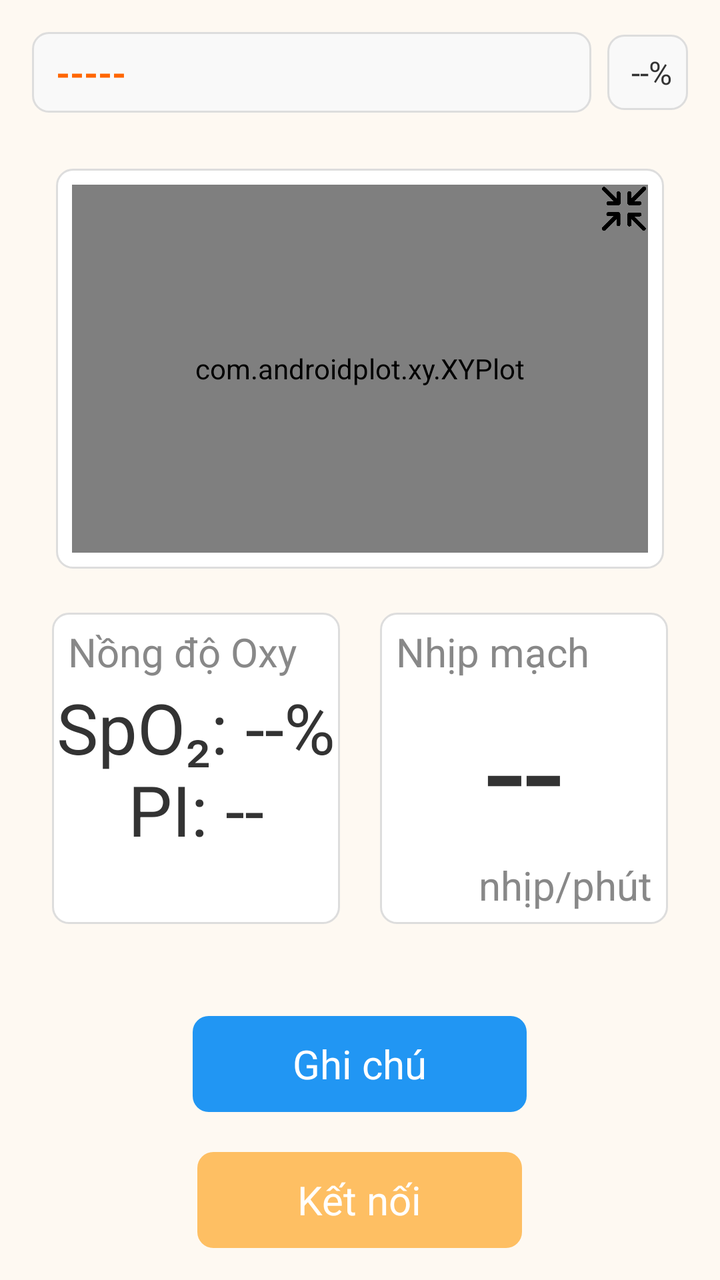
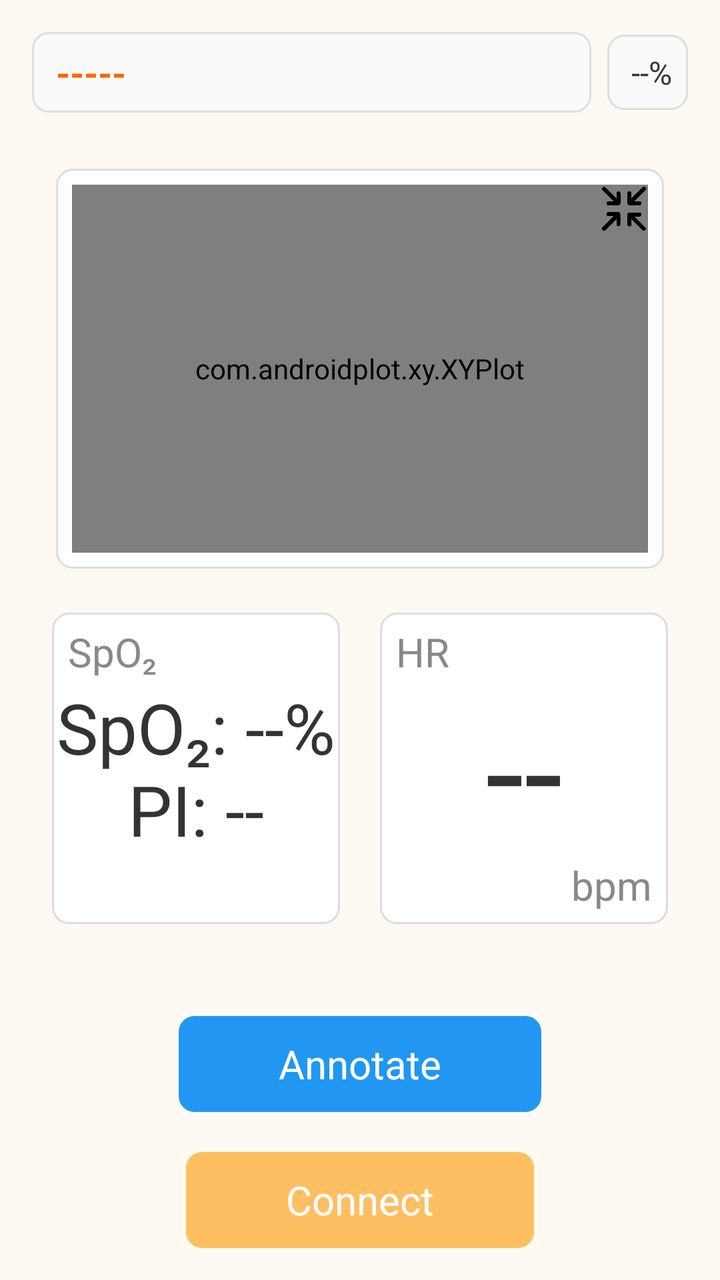

The first picture is an Android layout as it rendered before a commit; the second is the same layout after the commit. The layout source and the unified diff follow.
<!-- AndroidManifest.xml: application theme CustomTheme -->
<!-- res/layout/activity_main.xml -->
<LinearLayout xmlns:android="http://schemas.android.com/apk/res/android"
    android:layout_width="match_parent"
    android:layout_height="match_parent"
    xmlns:androind="http://schemas.android.com/apk/res-auto"
    android:gravity="center"
    android:orientation="vertical"
    android:padding="16dp"
    android:background="#FEF9F2"> 


    <LinearLayout
        android:layout_width="match_parent"
        android:layout_height="wrap_content"
        android:orientation="horizontal"
        android:gravity="center_vertical"
        android:layout_marginBottom="16dp">

        
        <LinearLayout
            android:layout_width="0dp"
            android:layout_height="wrap_content"
            android:layout_weight="1"
            android:orientation="horizontal"
            android:padding="8dp"
            android:background="@drawable/edit_text_background"> 











            <TextView
                android:id="@+id/patientCodeTextView"
                android:layout_width="wrap_content"
                android:layout_height="wrap_content"
                android:text="-----"
                android:textColor="#FF6600"
                android:textSize="18sp"
                android:textStyle="bold"
                android:paddingStart="4dp"/>
        </LinearLayout>
        
        <LinearLayout
            android:layout_width="wrap_content"
            android:layout_height="wrap_content"
            android:orientation="horizontal"
            android:padding="8dp"
            android:gravity="center_vertical"
            android:background="@drawable/edit_text_background"
            android:layout_marginStart="8dp">

            <TextView
                android:id="@+id/batteryText"
                android:layout_width="wrap_content"
                android:layout_height="wrap_content"
                android:text="--%"
                android:textColor="#333333"
                android:textSize="16sp"
                android:paddingStart="4dp"/>
        </LinearLayout>
        










    </LinearLayout>


    
    <RelativeLayout
        android:layout_width="match_parent"
        android:layout_height="wrap_content">

        <LinearLayout
            android:id="@+id/plotContainer"
            android:layout_width="match_parent"
            android:layout_height="200dp"
            android:layout_margin="12dp"
            android:padding="8dp"
            android:background="@drawable/border_background">

            <com.androidplot.xy.XYPlot
                android:id="@+id/plot"
                android:layout_width="match_parent"
                android:layout_height="match_parent"/>

        </LinearLayout>
            <ImageButton
                android:id="@+id/togglePlotButton"
                android:layout_width="40dp"
                android:layout_height="40dp"
                android:background="?android:attr/selectableItemBackgroundBorderless"
                android:padding="8dp"
                android:scaleType="centerInside"
                android:src="@drawable/ic_zoom_in"
                android:layout_alignTop="@id/plotContainer"
                android:layout_alignEnd="@id/plotContainer">
            </ImageButton>











    </RelativeLayout>

    
    <RelativeLayout
        android:layout_width="match_parent"
        android:layout_height="0dp"
        android:layout_weight="2"
        android:gravity="center"
        android:layout_marginBottom="16dp">

        
        <View
            android:id="@+id/horizontalCenterline"
            android:layout_width="0dp"
            android:layout_height="0dp"
            android:layout_centerHorizontal="true" />

        
        <TextView
            android:id="@+id/hr"
            android:layout_width="wrap_content"
            android:layout_height="wrap_content"
            android:layout_alignParentBottom="true"
            android:layout_alignParentRight="true"
            android:layout_alignParentTop="true"
            android:layout_margin="10dp"
            android:layout_toRightOf="@id/horizontalCenterline"
            android:background="@drawable/border_background"
            android:gravity="center"
            android:text="--"
            android:textSize="70sp"
            android:textColor="#333333"/>

        
        <TextView
            android:layout_width="wrap_content"
            android:layout_height="wrap_content"
            android:layout_alignLeft="@id/hr"
            android:layout_alignTop="@id/hr"
            android:layout_marginTop="6dp"
            android:layout_marginLeft="8dp"
            android:text="Nhịp mạch"
            android:textSize="20sp"
            android:textColor="#888888"/>

        
        <TextView
            android:layout_width="wrap_content"
            android:layout_height="wrap_content"
            android:layout_alignBottom="@id/hr"
            android:layout_alignRight="@id/hr"
            android:layout_marginBottom="6dp"
            android:layout_marginRight="8dp"
            android:text="nhịp/phút"
            android:textSize="20sp"
            android:textColor="#888888"/>

        
        <TextView
            android:id="@+id/spo2"
            android:layout_width="wrap_content"
            android:layout_height="wrap_content"
            android:layout_alignParentBottom="true"
            android:layout_alignParentLeft="true"
            android:layout_alignParentTop="true"
            android:layout_margin="10dp"
            android:layout_toLeftOf="@id/horizontalCenterline"
            android:background="@drawable/border_background"
            android:gravity="center"
            android:text="SpO₂: --%\nPI: --"
            android:textSize="35sp"
            android:textColor="#333333"/>

        
        <TextView
            android:id="@+id/spo2label"
            android:layout_width="wrap_content"
            android:layout_height="wrap_content"
            android:layout_alignLeft="@id/spo2"
            android:layout_alignTop="@id/spo2"
            android:layout_marginTop="6dp"
            android:layout_marginLeft="8dp"
            android:text="Nồng độ Oxy"
            android:textSize="20sp"
            android:textColor="#888888"/>

        
        <TextView
            android:layout_width="wrap_content"
            android:layout_height="wrap_content"
            android:layout_alignBottom="@id/spo2"
            android:layout_alignRight="@id/spo2"
            android:layout_marginBottom="6dp"
            android:layout_marginRight="8dp"
            android:text=""
            android:textSize="20sp"
            android:textColor="#888888"/>

    </RelativeLayout>

    
    <LinearLayout
        android:layout_width="match_parent"
        android:layout_height="wrap_content"
        android:orientation="horizontal"
        android:layout_marginTop="20dp"
        android:gravity="center"
        android:paddingHorizontal="16dp">

        <Button
            android:id="@+id/annotateButton"
            android:layout_width="wrap_content"
            android:layout_height="wrap_content"
            android:paddingHorizontal="50dp"
            android:text="Ghi chú"
            android:textSize="20sp"
            android:textColor="@android:color/white"
            android:background="@drawable/rounded_button_blue" />




































    </LinearLayout>

    
    <FrameLayout
        android:layout_width="wrap_content"
        android:layout_height="wrap_content"
        android:layout_gravity="center"
        android:layout_marginTop="20dp">

        <Button
            android:id="@+id/button"
            android:layout_width="wrap_content"
            android:layout_height="wrap_content"
            android:paddingHorizontal="50dp"
            android:text="Kết nối"
            android:textSize="20sp"
            android:textColor="@android:color/white"
            android:background="@drawable/rounded_button_orange" />

        <ProgressBar
            android:id="@+id/progressBar"
            android:layout_width="wrap_content"
            android:layout_height="wrap_content"
            android:layout_gravity="center"
            android:visibility="gone" />
    </FrameLayout>

</LinearLayout>
<!-- resources referenced by this layout -->
<resources>
  <!-- drawable border_background (drawable) -->
  <?xml version="1.0" encoding="utf-8"?>
  <shape xmlns:android="http://schemas.android.com/apk/res/android">
      <solid android:color="#FFFFFF"/>
      <corners android:radius="8dp"/>
      <stroke android:width="1dp" android:color="#DDDDDD"/>
  </shape>
  <!-- drawable edit_text_background (drawable) -->
  <?xml version="1.0" encoding="utf-8"?>
  <shape xmlns:android="http://schemas.android.com/apk/res/android">
      <solid android:color="#F9F9F9"/>
      <corners android:radius="8dp"/>
      <stroke android:width="1dp" android:color="#DDDDDD"/>
  </shape>
  <!-- drawable ic_zoom_in: png bitmap (drawable, 11258 bytes) -->
  <!-- drawable rounded_button_blue (drawable) -->
  <?xml version="1.0" encoding="utf-8"?>
  <shape xmlns:android="http://schemas.android.com/apk/res/android">
      <solid android:color="#2196F3"/> 
      <corners android:radius="8dp"/> 
  </shape>
  <!-- drawable rounded_button_orange (drawable) -->
  <?xml version="1.0" encoding="utf-8"?>
  <shape xmlns:android="http://schemas.android.com/apk/res/android">
      <solid android:color="#FEBF63"/> 
      <corners android:radius="8dp"/> 
  </shape>
  <style name="CustomTheme" parent="@android:style/Theme.Holo.Light.DarkActionBar">
          <item name="android:actionBarStyle">@style/MyActionBar</item>
          <item name="android:itemTextAppearance">@style/MyMenuText</item>
      </style>
  <style name="MyActionBar" parent="@android:style/Widget.Holo.Light.ActionBar">
          <item name="android:background">#006A67</item>
      </style>
  <style name="MyMenuText" parent="@android:style/TextAppearance.Holo.Widget.ActionBar.Menu">
          <item name="android:textColor">#3DC2EC</item> 
      </style>
</resources>

<!-- the commit's change to res/layout/activity_main.xml (unified diff, before → after) -->
@@ -159,7 +159,7 @@
             android:layout_alignTop="@id/hr"
             android:layout_marginTop="6dp"
             android:layout_marginLeft="8dp"
-            android:text="Nhịp mạch"
+            android:text="HR"
             android:textSize="20sp"
             android:textColor="#888888"/>
 
@@ -171,7 +171,7 @@
             android:layout_alignRight="@id/hr"
             android:layout_marginBottom="6dp"
             android:layout_marginRight="8dp"
-            android:text="nhịp/phút"
+            android:text="bpm"
             android:textSize="20sp"
             android:textColor="#888888"/>
 
@@ -200,7 +200,7 @@
             android:layout_alignTop="@id/spo2"
             android:layout_marginTop="6dp"
             android:layout_marginLeft="8dp"
-            android:text="Nồng độ Oxy"
+            android:text="SpO₂"
             android:textSize="20sp"
             android:textColor="#888888"/>
 
@@ -232,7 +232,7 @@
             android:layout_width="wrap_content"
             android:layout_height="wrap_content"
             android:paddingHorizontal="50dp"
-            android:text="Ghi chú"
+            android:text="Annotate"
             android:textSize="20sp"
             android:textColor="@android:color/white"
             android:background="@drawable/rounded_button_blue" />
@@ -286,7 +286,7 @@
             android:layout_width="wrap_content"
             android:layout_height="wrap_content"
             android:paddingHorizontal="50dp"
-            android:text="Kết nối"
+            android:text="Connect"
             android:textSize="20sp"
             android:textColor="@android:color/white"
             android:background="@drawable/rounded_button_orange" />
